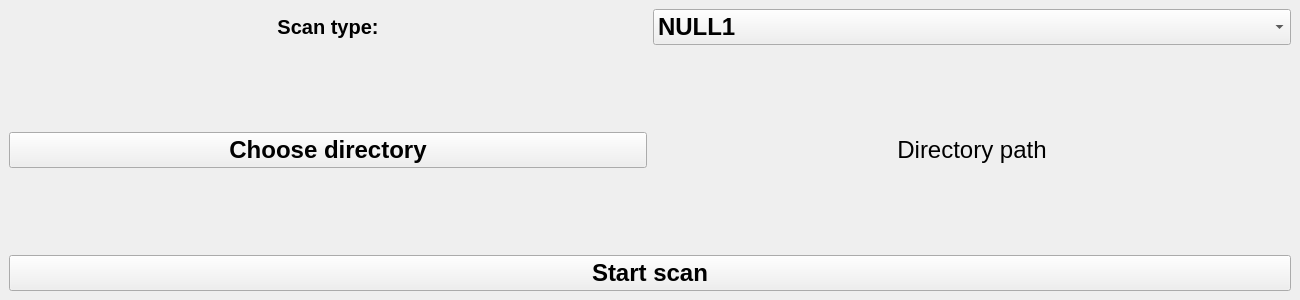
adam-choragwicki/DuplicateFileFinder_Qt_Cplusplus, file src/main_window.ui: the form before one commit.
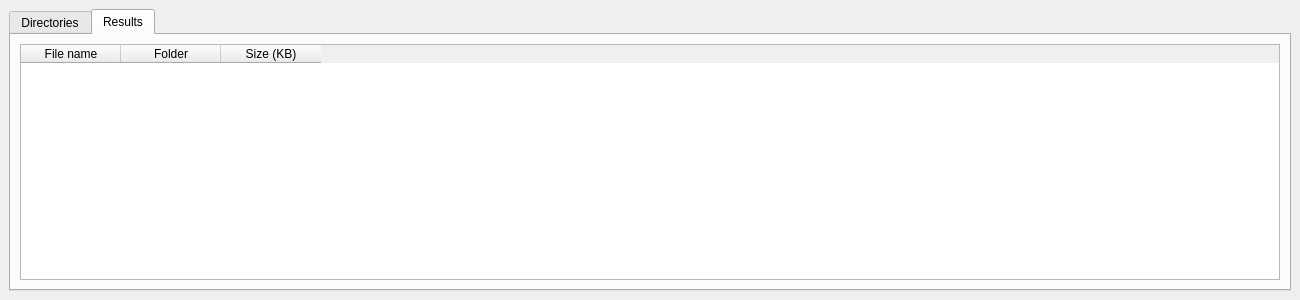
The form after the commit.

Commit message: Add tab widget containing: - directories tab - results tab

What changed in the file:
```diff
--- a/src/main_window.ui
+++ b/src/main_window.ui
@@ -20,6 +20,18 @@
    <string>MainWindow</string>
   </property>
   <widget class="QWidget" name="centralwidget">
+   <layout class="QVBoxLayout" name="verticalLayout_2">
+    <item>
+     <widget class="QTabWidget" name="main_TabWidget">
+      <property name="currentIndex">
+       <number>1</number>
+      </property>
+      <widget class="QWidget" name="directoriesTab">
+       <attribute name="title">
+        <string>Directories</string>
+       </attribute>
+       <layout class="QVBoxLayout" name="verticalLayout_3">
+        <item>
    <layout class="QVBoxLayout" name="verticalLayout">
     <item>
      <layout class="QHBoxLayout" name="scanType_HorizontalLayout">
@@ -122,6 +134,38 @@
       <property name="text">
        <string>Start scan</string>
       </property>
+           </widget>
+          </item>
+         </layout>
+        </item>
+       </layout>
+      </widget>
+      <widget class="QWidget" name="resultsTab">
+       <attribute name="title">
+        <string>Results</string>
+       </attribute>
+       <layout class="QVBoxLayout" name="verticalLayout_4">
+        <item>
+         <widget class="QTableWidget" name="results_TableWidget">
+          <column>
+           <property name="text">
+            <string>File name</string>
+           </property>
+          </column>
+          <column>
+           <property name="text">
+            <string>Folder</string>
+           </property>
+          </column>
+          <column>
+           <property name="text">
+            <string>Size (KB)</string>
+           </property>
+          </column>
+         </widget>
+        </item>
+       </layout>
+      </widget>
      </widget>
     </item>
    </layout>
```
Lines whose indentation alone changed are shown as unchanged.
